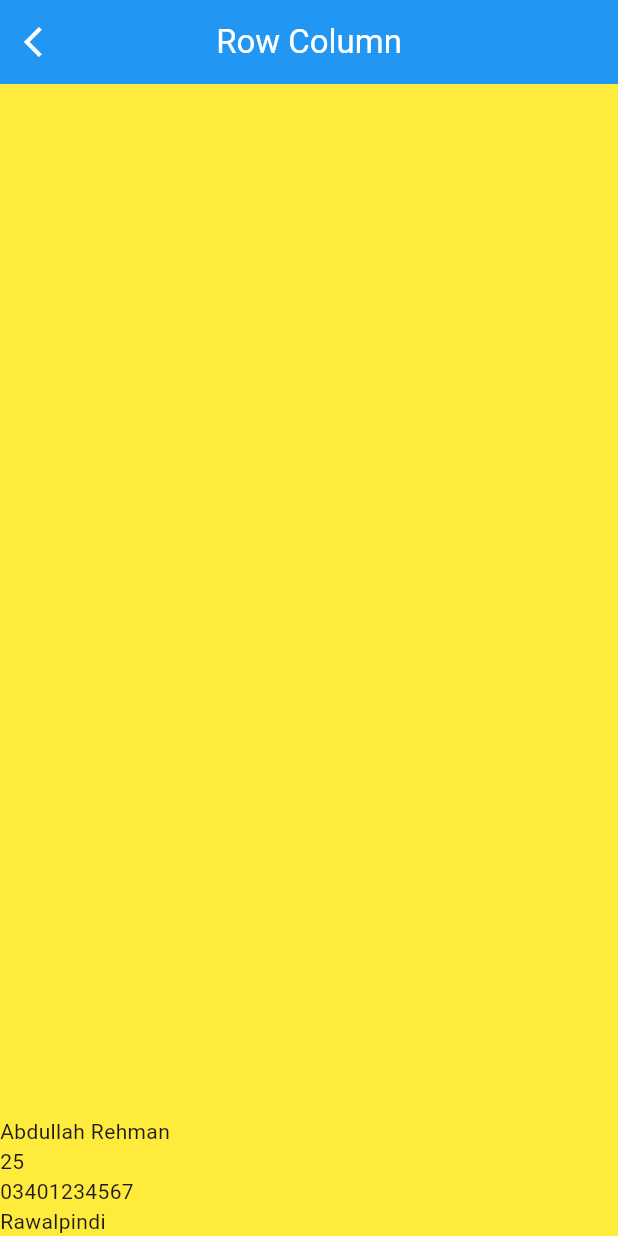
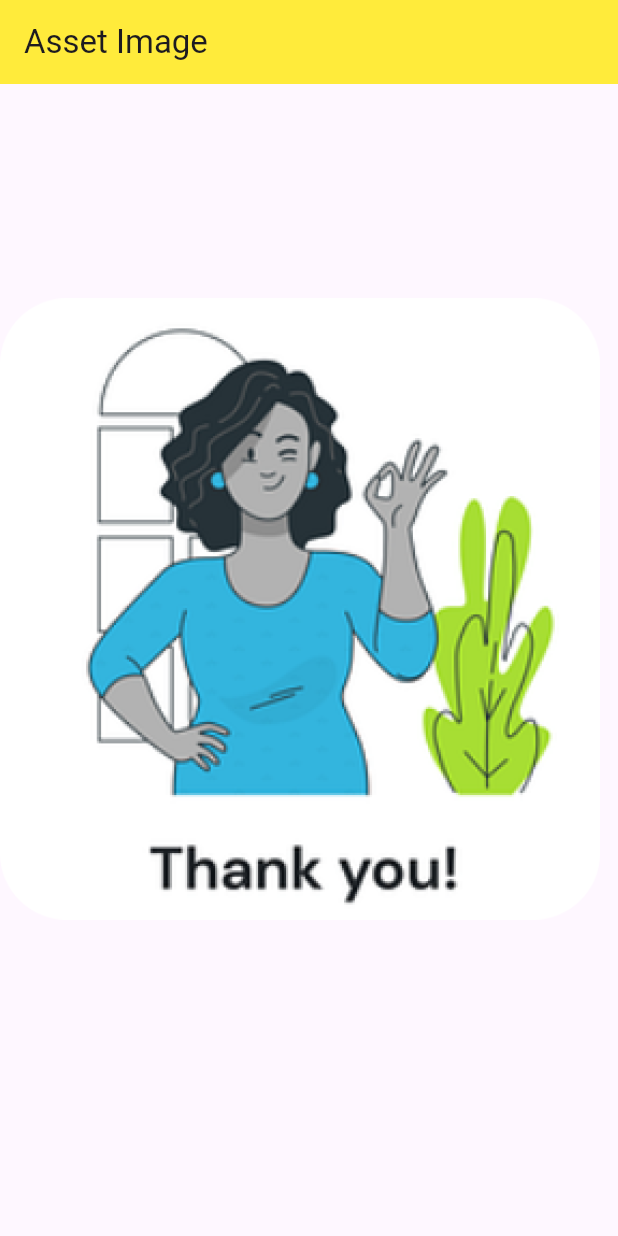
Before and after one commit to AbRehman536/Flutter_sec_8, a Flutter app: the screen it shows after launch, on a phone screen of 412 x 824 dp. Run offline on Flutter 3.47's test engine with Material 3 defaults, Android fonts, the phone set to English and light mode, and no system bars.

Commit message:
Image Done

```diff
--- /dev/null
+++ b/lib/asset_image.dart
@@ -0,0 +1,18 @@
+import 'package:flutter/material.dart';
+
+class AssetImageDemo extends StatelessWidget {
+  const AssetImageDemo({super.key});
+
+  @override
+  Widget build(BuildContext context) {
+    return Scaffold(
+      appBar: AppBar(
+        title: Text("Asset Image"),
+        backgroundColor: Colors.yellow,
+      ),
+      body: Column(children: [
+        Image.asset("assets/images/download.png",width: 400,height: 700,)
+      ],),
+    );
+  }
+}
--- a/lib/main.dart
+++ b/lib/main.dart
@@ -1,6 +1,9 @@
 import 'package:flutter/material.dart';
 import 'package:flutter_sec_8/appbar_demo.dart';
+import 'package:flutter_sec_8/asset_image.dart';
 import 'package:flutter_sec_8/fab_demo.dart';
+import 'package:flutter_sec_8/nested_row_column.dart';
+import 'package:flutter_sec_8/network_image.dart';
 import 'package:flutter_sec_8/row_column.dart';
 
 void main() {
@@ -34,7 +37,7 @@
         colorScheme: ColorScheme.fromSeed(seedColor: Colors.deepPurple),
         useMaterial3: true,
       ),
-      home: RowColumnDemo(),
+      home: AssetImageDemo(),
     );
   }
 }
--- a/pubspec.yaml
+++ b/pubspec.yaml
@@ -59,9 +59,8 @@
   uses-material-design: true
 
   # To add assets to your application, add an assets section, like this:
-  # assets:
-  #   - images/a_dot_burr.jpeg
-  #   - images/a_dot_ham.jpeg
+  assets:
+    - assets/images/
 
   # An image asset can refer to one or more resolution-specific "variants", see
   # https://flutter.dev/to/resolution-aware-images
```
Also changed, not shown: lib/nested_row_column.dart (added, +36 -0 lines), lib/network_image.dart (added, +19 -0 lines), assets/images/download.png (added).
